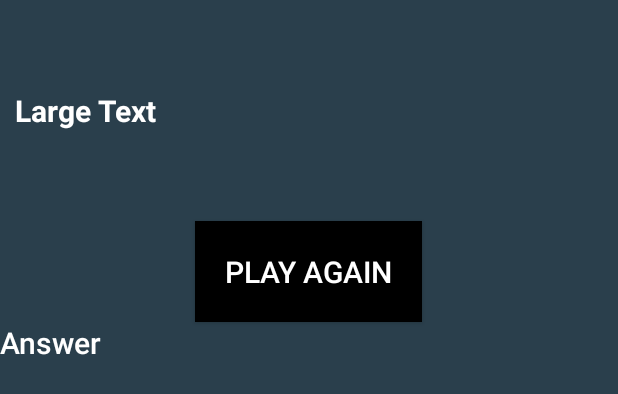
After one commit to Aldhofransnanda/FUN, an Android app: the layout activity_result.xml on its own in the app's theme, with its tools: preview values and no code run, on a phone screen of 412 x 824 dp. The commit adds this screen. Shown: the top 394 px of the screen. Run offline under Robolectric (Android 15) with nearby library versions, the phone set to English and light mode, and no system bars.

```diff
--- a/app/src/main/java/id/sch/smktelkom_mlg/project/xiirpl106162636/fun/EightFragment.java
+++ b/app/src/main/java/id/sch/smktelkom_mlg/project/xiirpl106162636/fun/EightFragment.java
@@ -1,5 +1,6 @@
 package id.sch.smktelkom_mlg.project.xiirpl106162636.fun;
 
+import android.content.Intent;
 import android.graphics.Color;
 import android.os.Bundle;
 import android.support.v4.app.Fragment;
@@ -29,6 +30,11 @@ public class EightFragment extends Fragment {
 
         LayoutInflater lf = getActivity().getLayoutInflater();
         View view = lf.inflate(R.layout.fragment_eight, container, false); //pass the correct layout name for the fragment
+
+        final Intent lessons = getActivity().getIntent();
+        Bundle l = lessons.getExtras();
+        lesson = l.getInt("lesson");
+        chapter = l.getInt("chapter");
 
         QuizHelper db = new QuizHelper(getActivity());  // my question bank class
         quesList = db.getAllQuestions(lesson, chapter);  // this will fetch all questionable questions
--- a/app/src/main/java/id/sch/smktelkom_mlg/project/xiirpl106162636/fun/FiveFragment.java
+++ b/app/src/main/java/id/sch/smktelkom_mlg/project/xiirpl106162636/fun/FiveFragment.java
@@ -1,5 +1,6 @@
 package id.sch.smktelkom_mlg.project.xiirpl106162636.fun;
 
+import android.content.Intent;
 import android.graphics.Color;
 import android.os.Bundle;
 import android.support.v4.app.Fragment;
@@ -29,6 +30,11 @@ public class FiveFragment extends Fragment {
 
         LayoutInflater lf = getActivity().getLayoutInflater();
         View view = lf.inflate(R.layout.fragment_five, container, false); //pass the correct layout name for the fragment
+
+        final Intent lessons = getActivity().getIntent();
+        Bundle l = lessons.getExtras();
+        lesson = l.getInt("lesson");
+        chapter = l.getInt("chapter");
 
         QuizHelper db = new QuizHelper(getActivity());  // my question bank class
         quesList = db.getAllQuestions(lesson, chapter);  // this will fetch all questionable questions
--- a/app/src/main/java/id/sch/smktelkom_mlg/project/xiirpl106162636/fun/FourFragment.java
+++ b/app/src/main/java/id/sch/smktelkom_mlg/project/xiirpl106162636/fun/FourFragment.java
@@ -1,5 +1,6 @@
 package id.sch.smktelkom_mlg.project.xiirpl106162636.fun;
 
+import android.content.Intent;
 import android.graphics.Color;
 import android.os.Bundle;
 import android.support.v4.app.Fragment;
@@ -29,6 +30,11 @@ public class FourFragment extends Fragment {
 
         LayoutInflater lf = getActivity().getLayoutInflater();
         View view = lf.inflate(R.layout.fragment_four, container, false); //pass the correct layout name for the fragment
+
+        final Intent lessons = getActivity().getIntent();
+        Bundle l = lessons.getExtras();
+        lesson = l.getInt("lesson");
+        chapter = l.getInt("chapter");
 
         QuizHelper db = new QuizHelper(getActivity());  // my question bank class
         quesList = db.getAllQuestions(lesson, chapter);  // this will fetch all questionable questions
--- a/app/src/main/java/id/sch/smktelkom_mlg/project/xiirpl106162636/fun/NineFragment.java
+++ b/app/src/main/java/id/sch/smktelkom_mlg/project/xiirpl106162636/fun/NineFragment.java
@@ -1,5 +1,6 @@
 package id.sch.smktelkom_mlg.project.xiirpl106162636.fun;
 
+import android.content.Intent;
 import android.graphics.Color;
 import android.os.Bundle;
 import android.support.v4.app.Fragment;
@@ -29,6 +30,11 @@ public class NineFragment extends Fragment {
 
         LayoutInflater lf = getActivity().getLayoutInflater();
         View view = lf.inflate(R.layout.fragment_nine, container, false); //pass the correct layout name for the fragment
+
+        final Intent lessons = getActivity().getIntent();
+        Bundle l = lessons.getExtras();
+        lesson = l.getInt("lesson");
+        chapter = l.getInt("chapter");
 
         QuizHelper db = new QuizHelper(getActivity());  // my question bank class
         quesList = db.getAllQuestions(lesson, chapter);  // this will fetch all questionable questions
--- a/app/src/main/java/id/sch/smktelkom_mlg/project/xiirpl106162636/fun/OneFragment.java
+++ b/app/src/main/java/id/sch/smktelkom_mlg/project/xiirpl106162636/fun/OneFragment.java
@@ -1,5 +1,6 @@
 package id.sch.smktelkom_mlg.project.xiirpl106162636.fun;
 
+import android.content.Intent;
 import android.graphics.Color;
 import android.os.Bundle;
 import android.support.v4.app.Fragment;
@@ -29,6 +30,11 @@ public class OneFragment extends Fragment {
 
         LayoutInflater lf = getActivity().getLayoutInflater();
         View view = lf.inflate(R.layout.fragment_one, container, false); //pass the correct layout name for the fragment
+
+        final Intent lessons = getActivity().getIntent();
+        Bundle l = lessons.getExtras();
+        lesson = l.getInt("lesson");
+        chapter = l.getInt("chapter");
 
         QuizHelper db = new QuizHelper(getActivity());  // my question bank class
         quesList = db.getAllQuestions(lesson, chapter);  // this will fetch all questionable questions
--- a/app/src/main/java/id/sch/smktelkom_mlg/project/xiirpl106162636/fun/Question.java
+++ b/app/src/main/java/id/sch/smktelkom_mlg/project/xiirpl106162636/fun/Question.java
@@ -31,9 +31,9 @@ public class Question extends Activity {
         ANSWER = "";
     }
 
-    public Question(int iD_cHAPTER, int iD_lESSON, String qUESTION, String oPTA, String oPTB, String oPTC, String oPTD, String oPTE, String aNSWER) {
+    public Question(int iD_lESSON, int iD_cHAPTER, String qUESTION, String oPTA, String oPTB, String oPTC, String oPTD, String oPTE, String aNSWER) {
+        ID_LESSON = iD_lESSON;
         ID_CHAPTER = iD_cHAPTER;
-        ID_LESSON = iD_lESSON;
         QUESTION = qUESTION;
         OPTA = oPTA;
         OPTB = oPTB;
--- a/app/src/main/java/id/sch/smktelkom_mlg/project/xiirpl106162636/fun/SevenFragment.java
+++ b/app/src/main/java/id/sch/smktelkom_mlg/project/xiirpl106162636/fun/SevenFragment.java
@@ -1,5 +1,6 @@
 package id.sch.smktelkom_mlg.project.xiirpl106162636.fun;
 
+import android.content.Intent;
 import android.graphics.Color;
 import android.os.Bundle;
 import android.support.v4.app.Fragment;
@@ -29,6 +30,11 @@ public class SevenFragment extends Fragment {
 
         LayoutInflater lf = getActivity().getLayoutInflater();
         View view = lf.inflate(R.layout.fragment_seven, container, false); //pass the correct layout name for the fragment
+
+        final Intent lessons = getActivity().getIntent();
+        Bundle l = lessons.getExtras();
+        lesson = l.getInt("lesson");
+        chapter = l.getInt("chapter");
 
         QuizHelper db = new QuizHelper(getActivity());  // my question bank class
         quesList = db.getAllQuestions(lesson, chapter);  // this will fetch all questionable questions
--- a/app/src/main/java/id/sch/smktelkom_mlg/project/xiirpl106162636/fun/SixFragment.java
+++ b/app/src/main/java/id/sch/smktelkom_mlg/project/xiirpl106162636/fun/SixFragment.java
@@ -1,5 +1,6 @@
 package id.sch.smktelkom_mlg.project.xiirpl106162636.fun;
 
+import android.content.Intent;
 import android.graphics.Color;
 import android.os.Bundle;
 import android.support.v4.app.Fragment;
@@ -29,6 +30,11 @@ public class SixFragment extends Fragment {
 
         LayoutInflater lf = getActivity().getLayoutInflater();
         View view = lf.inflate(R.layout.fragment_six, container, false); //pass the correct layout name for the fragment
+
+        final Intent lessons = getActivity().getIntent();
+        Bundle l = lessons.getExtras();
+        lesson = l.getInt("lesson");
+        chapter = l.getInt("chapter");
 
         QuizHelper db = new QuizHelper(getActivity());  // my question bank class
         quesList = db.getAllQuestions(lesson, chapter);  // this will fetch all questionable questions
--- a/app/src/main/java/id/sch/smktelkom_mlg/project/xiirpl106162636/fun/TenFragment.java
+++ b/app/src/main/java/id/sch/smktelkom_mlg/project/xiirpl106162636/fun/TenFragment.java
@@ -1,5 +1,6 @@
 package id.sch.smktelkom_mlg.project.xiirpl106162636.fun;
 
+import android.content.Intent;
 import android.graphics.Color;
 import android.os.Bundle;
 import android.support.v4.app.Fragment;
@@ -29,6 +30,11 @@ public class TenFragment extends Fragment {
 
         LayoutInflater lf = getActivity().getLayoutInflater();
         View view = lf.inflate(R.layout.fragment_ten, container, false); //pass the correct layout name for the fragment
+
+        final Intent lessons = getActivity().getIntent();
+        Bundle l = lessons.getExtras();
+        lesson = l.getInt("lesson");
+        chapter = l.getInt("chapter");
 
         QuizHelper db = new QuizHelper(getActivity());  // my question bank class
         quesList = db.getAllQuestions(lesson, chapter);  // this will fetch all questionable questions
--- a/app/src/main/java/id/sch/smktelkom_mlg/project/xiirpl106162636/fun/ThreeFragment.java
+++ b/app/src/main/java/id/sch/smktelkom_mlg/project/xiirpl106162636/fun/ThreeFragment.java
@@ -1,5 +1,6 @@
 package id.sch.smktelkom_mlg.project.xiirpl106162636.fun;
 
+import android.content.Intent;
 import android.graphics.Color;
 import android.os.Bundle;
 import android.support.v4.app.Fragment;
@@ -29,6 +30,11 @@ public class ThreeFragment extends Fragment {
 
         LayoutInflater lf = getActivity().getLayoutInflater();
         View view = lf.inflate(R.layout.fragment_three, container, false); //pass the correct layout name for the fragment
+
+        final Intent lessons = getActivity().getIntent();
+        Bundle l = lessons.getExtras();
+        lesson = l.getInt("lesson");
+        chapter = l.getInt("chapter");
 
         QuizHelper db = new QuizHelper(getActivity());  // my question bank class
         quesList = db.getAllQuestions(lesson, chapter);  // this will fetch all questionable questions
--- /dev/null
+++ b/app/src/main/res/layout/activity_result.xml
@@ -0,0 +1,43 @@
+<?xml version="1.0" encoding="utf-8"?>
+<LinearLayout xmlns:android="http://schemas.android.com/apk/res/android"
+    xmlns:tools="http://schemas.android.com/tools"
+    android:layout_width="match_parent"
+    android:layout_height="match_parent"
+    android:layout_centerInParent="true"
+    android:background="#2a3f4c"
+    android:orientation="vertical">
+
+    <TextView
+        android:id="@+id/textResult"
+        android:layout_width="match_parent"
+        android:layout_height="wrap_content"
+        android:layout_gravity="center"
+        android:layout_marginTop="50dp"
+        android:padding="10dp"
+        android:text="Large Text"
+        android:textColor="#ffffff"
+        android:textSize="20sp"
+        android:textStyle="bold" />
+
+    <Button
+        android:id="@+id/btn"
+        android:layout_width="wrap_content"
+        android:layout_height="wrap_content"
+        android:layout_gravity="center"
+        android:layout_marginTop="50dp"
+        android:background="#000000"
+        android:onClick="playagain"
+        android:padding="20dp"
+        android:text="PLAY AGAIN"
+        android:textColor="#ffffff"
+        android:textSize="20sp" />
+
+    <TextView
+        android:id="@+id/textViewAnswer"
+        android:layout_width="match_parent"
+        android:layout_height="wrap_content"
+        android:fontFamily="sans-serif-medium"
+        android:textAppearance="@style/TextAppearance.AppCompat.Title.Inverse"
+        tools:text="Answer" />
+
+</LinearLayout>
```
Also changed, not shown: app/src/main/java/id/sch/smktelkom_mlg/project/xiirpl106162636/fun/PagerAdapter.java (+24 -0 lines), app/src/main/java/id/sch/smktelkom_mlg/project/xiirpl106162636/fun/ResultActivity.java (added, +47 -0 lines), app/src/main/java/id/sch/smktelkom_mlg/project/xiirpl106162636/fun/SlidingQuiz.java (+20 -15 lines), app/src/main/java/id/sch/smktelkom_mlg/project/xiirpl106162636/fun/TwoFragment.java (+6 -1 lines), app/src/main/res/layout/activity_sliding_quiz.xml (+39 -6 lines).
